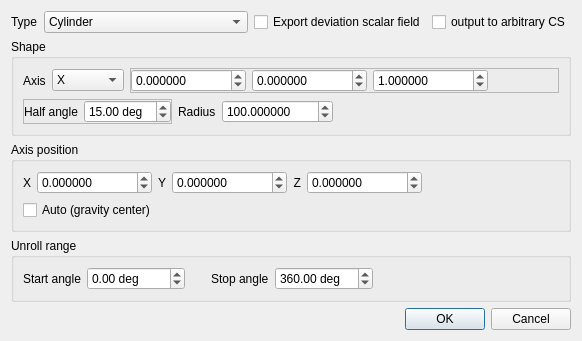
Old version of the form qCC/ui_templates/unrollDlg.ui in the repository CloudCompare/CloudCompare.
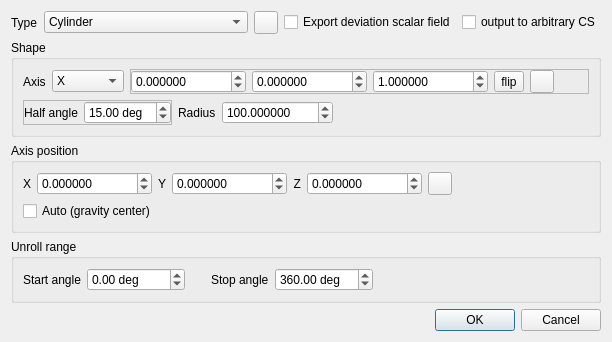
New version of the form. Icons and pictures are not drawn.

```diff
--- a/qCC/ui_templates/unrollDlg.ui
+++ b/qCC/ui_templates/unrollDlg.ui
@@ -6,7 +6,7 @@
    <rect>
     <x>0</x>
     <y>0</y>
-    <width>520</width>
+    <width>603</width>
     <height>320</height>
    </rect>
   </property>
@@ -47,6 +47,17 @@
        </item>
       </widget>
      </item>
+     <item>
+      <widget class="QToolButton" name="fromEntityToolButton">
+       <property name="toolTip">
+        <string>Load parameters from a cylinder in the DB tree</string>
+       </property>
+       <property name="icon">
+        <iconset resource="../icons.qrc">
+         <normaloff>:/CC/images/dbContainerSymbol.png</normaloff>:/CC/images/dbContainerSymbol.png</iconset>
+       </property>
+      </widget>
+     </item>
      <item>
       <spacer>
        <property name="orientation">
@@ -209,6 +220,24 @@
              </property>
             </widget>
            </item>
+           <item>
+            <widget class="QToolButton" name="flipxAxisToolButton">
+             <property name="text">
+              <string>flip</string>
+             </property>
+            </widget>
+           </item>
+           <item>
+            <widget class="QToolButton" name="pasteAxisToolButton">
+             <property name="toolTip">
+              <string>Paste from clipboard (3 values expected, separated by a comma, a semicolon or whitespaces)</string>
+             </property>
+             <property name="icon">
+              <iconset resource="../icons.qrc">
+               <normaloff>:/CC/images/clipboard.png</normaloff>:/CC/images/clipboard.png</iconset>
+             </property>
+            </widget>
+           </item>
            <item>
             <spacer name="horizontalSpacer_5">
              <property name="orientation">
@@ -449,6 +478,17 @@
            </property>
           </widget>
          </item>
+         <item>
+          <widget class="QToolButton" name="pasteCenterToolButton">
+           <property name="toolTip">
+            <string>Paste from clipboard (3 values expected, separated by a comma, a semicolon or whitespaces)</string>
+           </property>
+           <property name="icon">
+            <iconset resource="../icons.qrc">
+             <normaloff>:/CC/images/clipboard.png</normaloff>:/CC/images/clipboard.png</iconset>
+           </property>
+          </widget>
+         </item>
          <item>
           <spacer name="horizontalSpacer">
            <property name="orientation">
```
Left out of the diff: 4 changed lines with no effect on the pictures.
